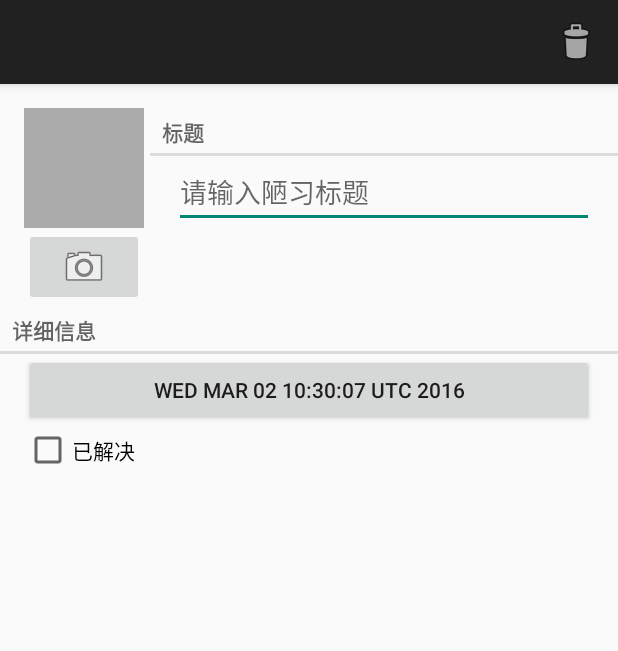
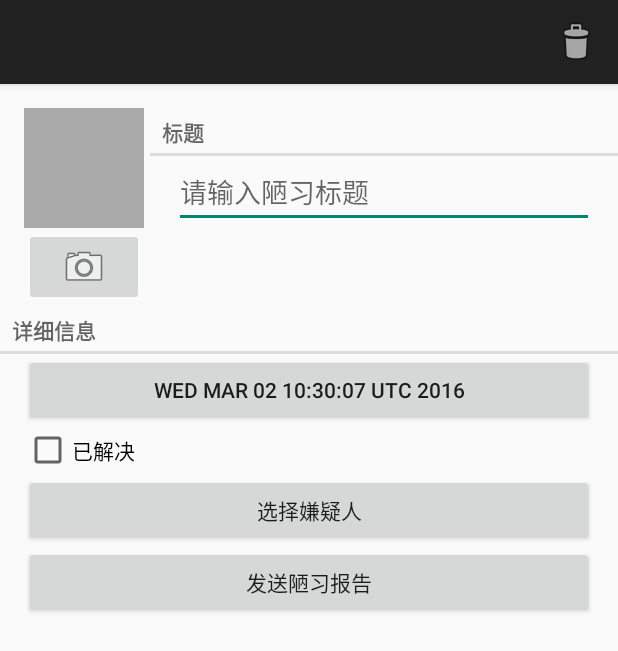
Before and after one commit to WangAdonis/CriminalIntent, an Android app: the screen it shows after launch (CrimePagerActivity), after a tap on "新建", on a phone screen of 412 x 824 dp. Shown: the top 651 px of the screen. Run offline under Robolectric (Android 15) with nearby library versions, the phone set to English and light mode, and no system bars; network calls fail.

Commit message:
添加隐式intent

```diff
--- a/app/src/main/java/cn/adonis/criminalintent/Crime.java
+++ b/app/src/main/java/cn/adonis/criminalintent/Crime.java
@@ -15,11 +15,14 @@ public class Crime {
     private Date mDate;
     private boolean mSolved;
     private Photo mPhoto;
+    private String mSuspect;
+
     private static final String JSON_ID="id";
     private static final String JSON_TITLE="title";
     private static final String JSON_SOLVED="solved";
     private static final String JSON_DATE="date";
     private static final String JSON_PHOTO="photo";
+    private static final String JSON_SUSPECT="suspect";
 
     public Crime(){
         mId=UUID.randomUUID();
@@ -35,6 +38,9 @@ public class Crime {
         mDate=new Date(json.getLong(JSON_DATE));
         if(json.has(JSON_PHOTO)){
             mPhoto=new Photo(json.getJSONObject(JSON_PHOTO));
+        }
+        if(json.has(JSON_SUSPECT)){
+            mSuspect=json.getString(JSON_SUSPECT);
         }
     }
 
@@ -80,6 +86,7 @@ public class Crime {
         if(mPhoto!=null){
             json.put(JSON_PHOTO,mPhoto.toJSON());
         }
+        json.put(JSON_SUSPECT,mSuspect);
         return json;
     }
 
@@ -90,4 +97,12 @@ public class Crime {
     public void setPhoto(Photo p){
         mPhoto=p;
     }
+
+    public String getSuspect() {
+        return mSuspect;
+    }
+
+    public void setSuspect(String suspect) {
+        mSuspect = suspect;
+    }
 }
--- a/app/src/main/res/layout-land/fragment_crime.xml
+++ b/app/src/main/res/layout-land/fragment_crime.xml
@@ -1,5 +1,9 @@
-<LinearLayout xmlns:android="http://schemas.android.com/apk/res/android"
+<ScrollView xmlns:android="http://schemas.android.com/apk/res/android"
             xmlns:tools="http://schemas.android.com/tools"
+            android:layout_width="match_parent"
+            android:layout_height="match_parent"
+            tools:context=".fragment.CrimeFragment">
+    <LinearLayout
         android:layout_width="match_parent"
         android:layout_height="match_parent"
         tools:context=".fragment.CrimeFragment"
@@ -79,5 +83,24 @@
                 android:id="@+id/crime_solved"
                 android:layout_weight="1"/>
         </LinearLayout>
-
+        <LinearLayout
+            android:layout_width="match_parent"
+            android:layout_height="wrap_content"
+            android:layout_marginLeft="16dp"
+            android:layout_marginRight="16dp"
+            android:orientation="horizontal">
+            <Button
+                android:layout_width="wrap_content"
+                android:layout_height="wrap_content"
+                android:layout_weight="1"
+                android:text="@string/crime_suspect_text"
+                android:id="@id/crime_suspectButton"/>
+            <Button
+                android:layout_width="wrap_content"
+                android:layout_height="wrap_content"
+                android:layout_weight="1"
+                android:text="@string/crime_report_text"
+                android:id="@id/crime_reportButton"/>
         </LinearLayout>
+    </LinearLayout>
+</ScrollView>
--- a/app/src/main/res/layout/fragment_crime.xml
+++ b/app/src/main/res/layout/fragment_crime.xml
@@ -1,8 +1,11 @@
-<LinearLayout xmlns:android="http://schemas.android.com/apk/res/android"
+<ScrollView xmlns:android="http://schemas.android.com/apk/res/android"
             xmlns:tools="http://schemas.android.com/tools"
             android:layout_width="match_parent"
             android:layout_height="match_parent"
-    tools:context=".fragment.CrimeFragment"
+            tools:context=".fragment.CrimeFragment">
+    <LinearLayout
+        android:layout_width="match_parent"
+        android:layout_height="match_parent"
         android:orientation="vertical">
 
         <!-- TODO: Update blank fragment layout -->
@@ -70,5 +73,19 @@
             android:layout_marginRight="16dp"
             android:text="@string/crime_solved_label"
             android:id="@+id/crime_solved"/>
-
+        <Button
+            android:layout_width="match_parent"
+            android:layout_height="wrap_content"
+            android:layout_marginLeft="16dp"
+            android:layout_marginRight="16dp"
+            android:id="@+id/crime_suspectButton"
+            android:text="@string/crime_suspect_text"/>
+        <Button
+            android:layout_width="match_parent"
+            android:layout_height="wrap_content"
+            android:layout_marginLeft="16dp"
+            android:layout_marginRight="16dp"
+            android:id="@+id/crime_reportButton"
+            android:text="@string/crime_report_text"/>
     </LinearLayout>
+</ScrollView>
--- a/app/src/main/res/values/strings.xml
+++ b/app/src/main/res/values/strings.xml
@@ -13,7 +13,18 @@
     <string name="hide_subtitle">隐藏副标题</string>
     <string name="subtitle">有一说一</string>
     <string name="delete_crime">删除</string>
+    <string name="crime_suspect_text">选择嫌疑人</string>
+    <string name="crime_report_text">发送陋习报告</string>
     <string name="take">拍摄</string>
+    <string name="crime_report">%1$s！
+        陋习发生在 %2$s， %3$s, 并且%4$s
+    </string>
+    <string name="crime_report_solved">陋习已解决</string>
+    <string name="crime_report_unsolved">陋习未解决</string>
+    <string name="crime_report_no_suspect">没有嫌疑人</string>
+    <string name="crime_report_suspect">嫌疑人是%s</string>
+    <string name="crime_report_subject">陋习报告</string>
+    <string name="send_report">发送陋习</string>
 
     <string name="action_settings">settings</string>
     <!-- TODO: Remove or change this placeholder text -->
```
Also changed, not shown: app/src/main/java/cn/adonis/criminalintent/fragment/CrimeFragment.java (+80 -0 lines). Lines whose indentation alone changed are shown as unchanged.
